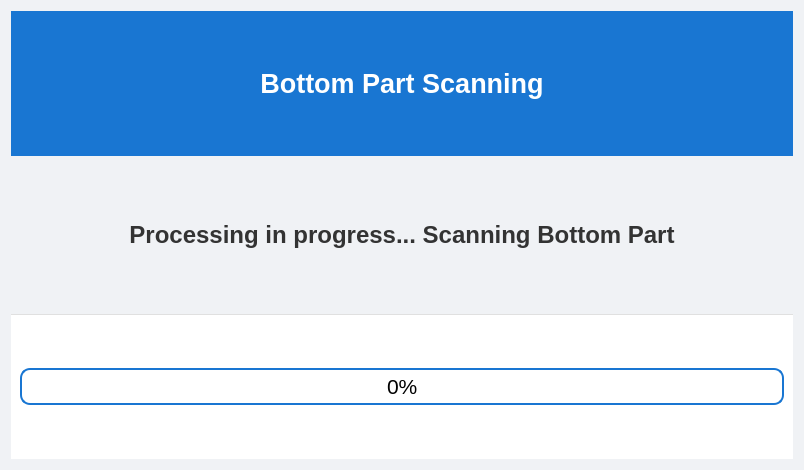
Qt form bottom_scan.ui (javeriax/UI-aesthetic-fault) before a commit.
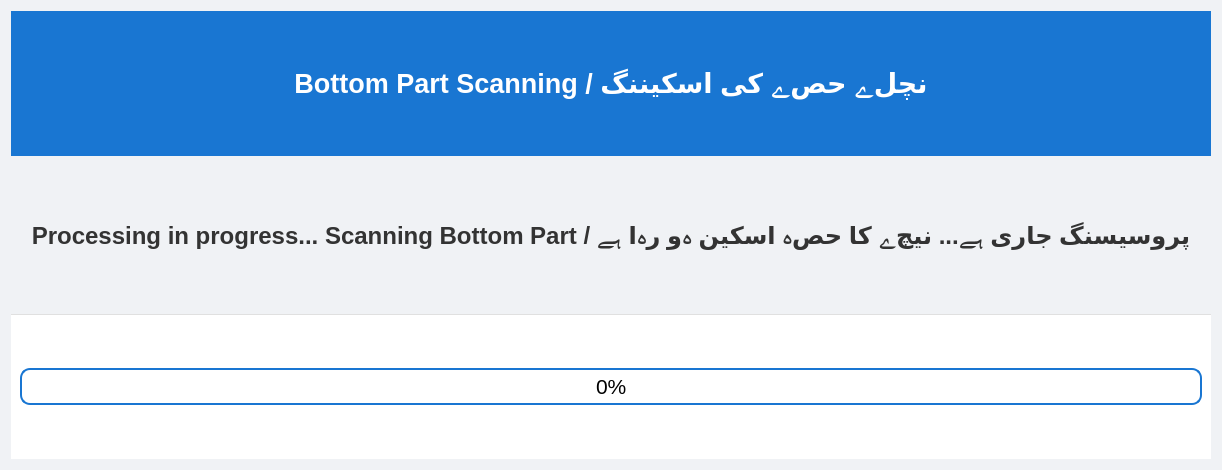
The same form after that commit.

Diff of the .ui file:
```diff
--- a/bottom_scan.ui
+++ b/bottom_scan.ui
@@ -96,7 +96,7 @@
       <item>
        <widget class="QLabel" name="headerLabel">
         <property name="text">
-         <string>Bottom Part Scanning</string>
+               <string>Bottom Part Scanning / نچلے حصے کی اسکیننگ</string>
         </property>
         <property name="alignment">
          <set>Qt::AlignCenter</set>
@@ -129,7 +129,7 @@
         <enum>QFrame::NoFrame</enum>
        </property>
        <property name="text">
-        <string>Processing in progress... Scanning Bottom Part</string>
+        <string>Processing in progress... Scanning Bottom Part / پروسیسنگ جاری ہے... نیچے کا حصہ اسکین ہو رہا ہے</string>
        </property>
        <property name="alignment">
         <set>Qt::AlignCenter</set>
```
Left out of the diff: 2 changed lines with no effect on the pictures.
